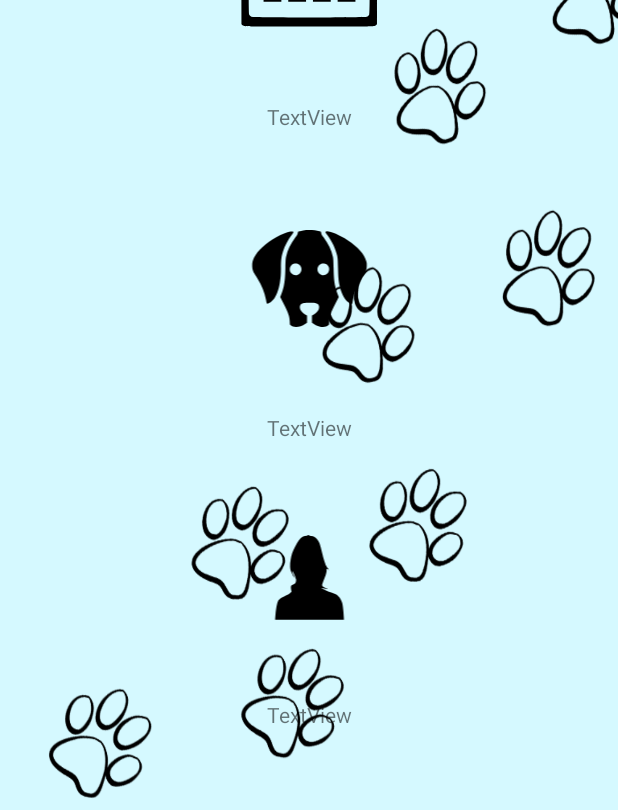
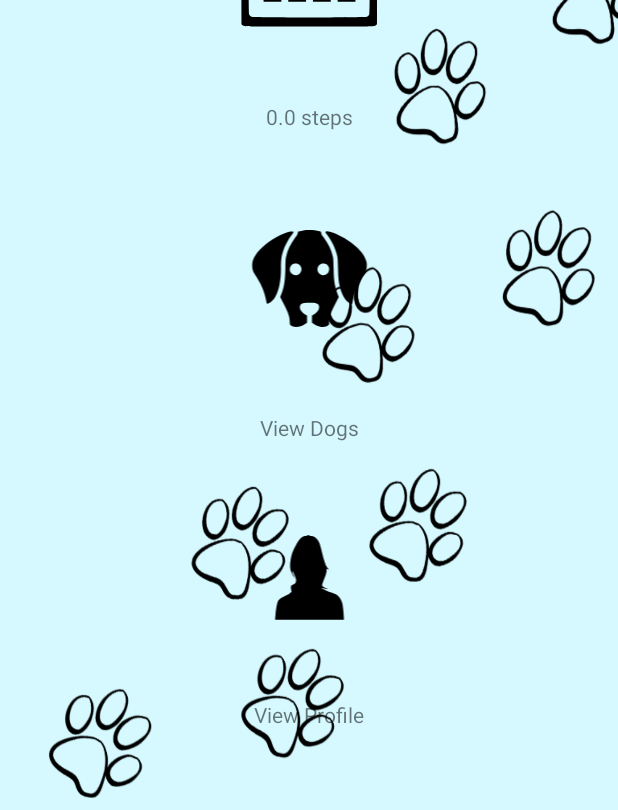
Before and after one commit to Meghankh/DoggoDaycare, an Android app: the HomeScreenFragment screen opened directly, with no data from a screen before it, on a phone screen of 412 x 824 dp. Shown: the part 423-1233 px from the top of the screen. Run offline under Robolectric (Android 15) with nearby library versions, the phone set to English and light mode, and no system bars; 1 statement that could not run was skipped.

Commit message:
Updated background

```diff
--- a/app/src/main/java/com/doggo/doggydaycare/fragments/HomeScreenFragment.java
+++ b/app/src/main/java/com/doggo/doggydaycare/fragments/HomeScreenFragment.java
@@ -10,7 +10,6 @@ import android.view.LayoutInflater;
 import android.view.View;
 import android.view.ViewGroup;
 import android.widget.ImageView;
-import android.widget.ProgressBar;
 import android.widget.TextView;
 
 import com.doggo.doggydaycare.R;
@@ -22,10 +21,9 @@ import com.doggo.doggydaycare.interfaces.HomeScreenInteraction;
 public class HomeScreenFragment extends Fragment implements View.OnClickListener
 {
     public static final String TAG_HOME_FRAGMENT = "home_fragment";
-    private TextView mysteps, teamsteps, myrank,teamrank;
-    private ProgressBar mygoal, teamgoal;
+    private TextView dogLabel, userLabel, calendarLabel;
     private HomeScreenInteraction activity;
-    private ImageView teamFragment, myStepsFragment, teamsRankFragment;
+    private ImageView dog, user, calendar;
 
     public static HomeScreenFragment newInstance()
     {
@@ -72,22 +70,21 @@ public class HomeScreenFragment extends Fragment implements View.OnClickListener
     {
         View view = inflater.inflate(R.layout.fragment_home, container, false);
 
-        mysteps = (TextView)view.findViewById(R.id.mysteps);
-        teamsteps = (TextView)view.findViewById(R.id.teamsteps);
-        myrank = (TextView)view.findViewById(R.id.myrank);
-        teamrank = (TextView)view.findViewById(R.id.teamrank);
+        dogLabel = (TextView)view.findViewById(R.id.dogLabel);
+        userLabel = (TextView)view.findViewById(R.id.userLabel);
+        calendarLabel = (TextView)view.findViewById(R.id.calendarLabel);
 
-        teamFragment = (ImageView)view.findViewById(R.id.teamFragment);
-        myStepsFragment = (ImageView)view.findViewById(R.id.myStepsFragment);
-        teamsRankFragment = (ImageView)view.findViewById(R.id.teamsRankFragment);
+        dog = (ImageView)view.findViewById(R.id.dog);
+        user = (ImageView)view.findViewById(R.id.user);
+        calendar = (ImageView)view.findViewById(R.id.calendar);
 
-        teamFragment.setOnClickListener(this);
-        myStepsFragment.setOnClickListener(this);
-        teamsRankFragment.setOnClickListener(this);
+        dog.setOnClickListener(this);
+        user.setOnClickListener(this);
+        calendar.setOnClickListener(this);
 
-        mysteps.setText(PreferenceManager.getDefaultSharedPreferences(getActivity().getApplicationContext()).getFloat("steps",0)+" steps");
-        myrank.setText("View Dogs");
-        teamrank.setText("View Profile");
+        calendarLabel.setText(PreferenceManager.getDefaultSharedPreferences(getActivity().getApplicationContext()).getFloat("steps",0)+" steps");
+        dogLabel.setText("View Dogs");
+        userLabel.setText("View Profile");
 
         return view;
     }
@@ -96,17 +93,16 @@ public class HomeScreenFragment extends Fragment implements View.OnClickListener
     public void onClick(View v)
     {
         Log.d("doggo", "view clicked " + v.getId());
-        if (v.equals(teamFragment))
+        if (v.equals(dog))
         {
             activity.changeFragment(TeamFragment.TAG_TEAM_FRAGMENT);
         }
-        if (v.equals(myStepsFragment))
+        if (v.equals(calendar))
         {
             activity.changeFragment(MyStepsFragment.TAG_MY_STEPS_FRAGMENT);
         }
-        if (v.equals(teamsRankFragment))
+        if (v.equals(user))
         {
-            Log.d("doggo", "teamsrank");
             activity.changeFragment(TeamsRankFragment.TAG_TEAM_RANK_FRAGMENT);
         }
     }
--- a/app/src/main/res/layout-land/fragment_home.xml
+++ b/app/src/main/res/layout-land/fragment_home.xml
@@ -5,97 +5,75 @@
     xmlns:tools="http://schemas.android.com/tools"
     android:layout_width="match_parent"
     android:layout_height="match_parent"
-    android:background="@drawable/login_background">
-
-    <android.support.v7.widget.AppCompatImageView
-        android:layout_width="89dp"
-        android:layout_height="90dp"
-        app:srcCompat="@drawable/ic_my_steps"
-        android:id="@+id/myStepsFragment"
-        app:layout_constraintTop_toTopOf="parent"
-        app:layout_constraintLeft_toLeftOf="parent" />
+    android:background="@drawable/background">
 
     <android.support.v7.widget.AppCompatImageView
         android:layout_width="103dp"
-        android:layout_height="77dp"
-        app:srcCompat="@drawable/ic_my_rank"
-        android:id="@+id/teamFragment"
+        android:layout_height="98dp"
+        android:id="@+id/calendar"
+        app:srcCompat="@drawable/ic_calendaricon"
+        android:layout_marginRight="8dp"
+        app:layout_constraintRight_toRightOf="parent"
         app:layout_constraintTop_toTopOf="parent"
-        app:layout_constraintRight_toRightOf="parent" />
+        android:layout_marginTop="90dp" />
 
     <android.support.v7.widget.AppCompatImageView
-        android:layout_width="93dp"
-        android:layout_height="80dp"
-        app:srcCompat="@drawable/ic_team_steps"
-        android:id="@+id/imageView3"
+        android:layout_width="115dp"
+        android:layout_height="84dp"
+        android:id="@+id/dog"
+        app:srcCompat="@drawable/ic_animal_pet_dog_icon_13"
+        android:layout_marginLeft="8dp"
         app:layout_constraintLeft_toLeftOf="parent"
-        app:layout_constraintBottom_toBottomOf="parent" />
+        app:layout_constraintTop_toTopOf="parent"
+        android:layout_marginTop="90dp" />
 
     <android.support.v7.widget.AppCompatImageView
-        android:layout_width="103dp"
-        android:layout_height="90dp"
-        app:srcCompat="@drawable/ic_team_rank"
-        android:id="@+id/teamsRankFragment"
-        app:layout_constraintRight_toRightOf="parent"
-        app:layout_constraintBottom_toBottomOf="parent" />
+        android:layout_width="111dp"
+        android:layout_height="68dp"
+        android:id="@+id/user"
+        app:srcCompat="@drawable/ic_couple_silhouette_male_and_female_psd_8iij99_clipa"
+        app:layout_constraintRight_toLeftOf="@+id/calendar"
+        android:layout_marginRight="8dp"
+        app:layout_constraintLeft_toRightOf="@+id/dog"
+        android:layout_marginLeft="8dp"
+        app:layout_constraintTop_toTopOf="parent"
+        android:layout_marginTop="90dp" />
+
+    <TextView
+        android:text="TextView"
+        android:layout_width="56dp"
+        android:layout_height="17dp"
+        android:id="@+id/calendarLabel"
+        android:layout_marginRight="8dp"
+        app:layout_constraintRight_toRightOf="@+id/calendar"
+        android:layout_marginLeft="8dp"
+        app:layout_constraintLeft_toLeftOf="@+id/calendar"
+        android:layout_marginTop="0dp"
+        app:layout_constraintTop_toBottomOf="@+id/calendar"
+        app:layout_constraintHorizontal_bias="0.516" />
 
     <TextView
         android:text="TextView"
         android:layout_width="wrap_content"
         android:layout_height="wrap_content"
-        android:id="@+id/myrank"
-
-        android:layout_marginTop="16dp"
-        app:layout_constraintTop_toTopOf="parent"
-        app:layout_constraintRight_toLeftOf="@+id/teamFragment"
-        android:layout_marginEnd="8dp" />
+        android:id="@+id/dogLabel"
+        android:layout_marginLeft="8dp"
+        app:layout_constraintLeft_toLeftOf="@+id/dog"
+        android:layout_marginRight="8dp"
+        app:layout_constraintRight_toRightOf="@+id/dog"
+        android:layout_marginTop="0dp"
+        app:layout_constraintTop_toBottomOf="@+id/dog" />
 
     <TextView
         android:text="TextView"
         android:layout_width="wrap_content"
         android:layout_height="wrap_content"
-        android:id="@+id/teamrank"
-        app:layout_constraintBottom_toBottomOf="parent"
-        android:layout_marginBottom="16dp"
-        app:layout_constraintRight_toLeftOf="@+id/teamsRankFragment"
-        android:layout_marginEnd="8dp" />
-
-    <TextView
-        android:text="TextView"
-        android:layout_width="wrap_content"
-        android:layout_height="wrap_content"
-        android:id="@+id/teamsteps"
-        app:layout_constraintBottom_toBottomOf="parent"
-        android:layout_marginBottom="16dp"
-        android:layout_marginStart="8dp"
-        app:layout_constraintLeft_toRightOf="@+id/imageView3" />
-
-    <ProgressBar
-        style="?android:attr/progressBarStyleHorizontal"
-        android:layout_width="wrap_content"
-        android:layout_height="wrap_content"
-        android:id="@+id/teamgoal"
-        android:layout_marginStart="8dp"
-        app:layout_constraintLeft_toRightOf="@+id/myStepsFragment"
-        android:layout_marginTop="16dp"
-        app:layout_constraintTop_toTopOf="parent" />
-
-    <TextView
-        android:text="TextView"
-        android:layout_width="wrap_content"
-        android:layout_height="wrap_content"
-        android:id="@+id/mysteps"
-        app:layout_constraintTop_toBottomOf="@+id/teamgoal"
-        android:layout_marginStart="8dp"
-        app:layout_constraintLeft_toRightOf="@+id/myStepsFragment" />
-
-    <ProgressBar
-        style="?android:attr/progressBarStyleHorizontal"
-        android:layout_width="wrap_content"
-        android:layout_height="wrap_content"
-        android:id="@+id/mygoal"
-        app:layout_constraintBottom_toTopOf="@+id/teamsteps"
-        android:layout_marginStart="8dp"
-        app:layout_constraintLeft_toRightOf="@+id/imageView3" />
+        android:id="@+id/userLabel"
+        android:layout_marginTop="0dp"
+        app:layout_constraintTop_toBottomOf="@+id/user"
+        android:layout_marginLeft="8dp"
+        app:layout_constraintLeft_toLeftOf="@+id/user"
+        android:layout_marginRight="8dp"
+        app:layout_constraintRight_toRightOf="@+id/user" />
 
 </android.support.constraint.ConstraintLayout>
```
